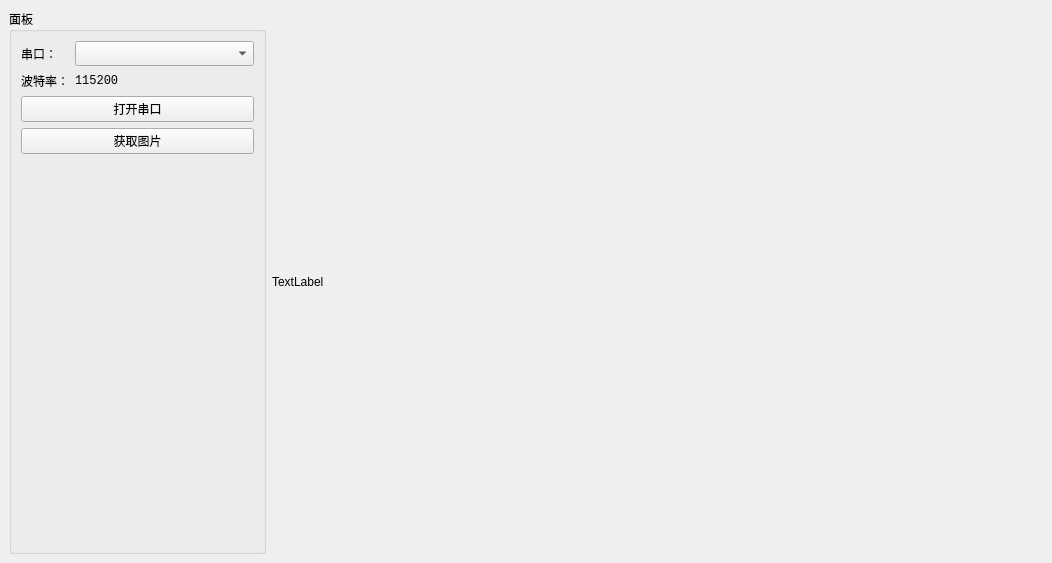
xuhongv/StudyInPyQT5, file 2_PyQT5_ESP32-CAM_Videa/Ui_MainWindow.ui: the form before one commit.
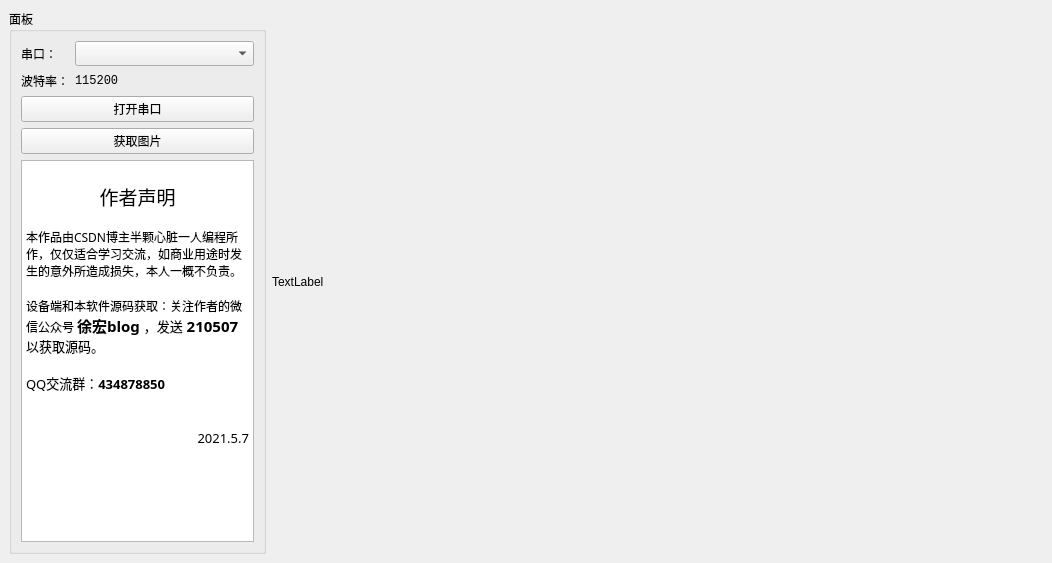
The form after the commit. Custom widgets are drawn as their Qt base class.

The edit to the form file:
```diff
--- a/2_PyQT5_ESP32-CAM_Videa/Ui_MainWindow.ui
+++ b/2_PyQT5_ESP32-CAM_Videa/Ui_MainWindow.ui
@@ -71,6 +71,27 @@
            </property>
           </widget>
          </item>
+         <item row="4" column="0" colspan="2">
+          <widget class="QTextBrowser" name="textBrowser">
+           <property name="html">
+            <string>&lt;!DOCTYPE HTML PUBLIC &quot;-//W3C//DTD HTML 4.0//EN&quot; &quot;http://www.w3.org/TR/REC-html40/strict.dtd&quot;&gt;
+&lt;html&gt;&lt;head&gt;&lt;meta name=&quot;qrichtext&quot; content=&quot;1&quot; /&gt;&lt;style type=&quot;text/css&quot;&gt;
+p, li { white-space: pre-wrap; }
+&lt;/style&gt;&lt;/head&gt;&lt;body style=&quot; font-family:'微软雅黑'; font-size:9pt; font-weight:400; font-style:normal;&quot;&gt;
+&lt;p style=&quot;-qt-paragraph-type:empty; margin-top:0px; margin-bottom:0px; margin-left:0px; margin-right:0px; -qt-block-indent:0; text-indent:0px;&quot;&gt;&lt;br /&gt;&lt;/p&gt;
+&lt;p align=&quot;center&quot; style=&quot; margin-top:0px; margin-bottom:0px; margin-left:0px; margin-right:0px; -qt-block-indent:0; text-indent:0px;&quot;&gt;&lt;span style=&quot; font-size:14pt;&quot;&gt;作者声明&lt;/span&gt;&lt;/p&gt;
+&lt;p style=&quot;-qt-paragraph-type:empty; margin-top:0px; margin-bottom:0px; margin-left:0px; margin-right:0px; -qt-block-indent:0; text-indent:0px;&quot;&gt;&lt;br /&gt;&lt;/p&gt;
+&lt;p style=&quot; margin-top:0px; margin-bottom:0px; margin-left:0px; margin-right:0px; -qt-block-indent:0; text-indent:0px;&quot;&gt;本作品由CSDN博主半颗心脏一人编程所作，仅仅适合学习交流，如商业用途时发生的意外所造成损失，本人一概不负责。&lt;/p&gt;
+&lt;p style=&quot;-qt-paragraph-type:empty; margin-top:0px; margin-bottom:0px; margin-left:0px; margin-right:0px; -qt-block-indent:0; text-indent:0px;&quot;&gt;&lt;br /&gt;&lt;/p&gt;
+&lt;p style=&quot; margin-top:0px; margin-bottom:0px; margin-left:0px; margin-right:0px; -qt-block-indent:0; text-indent:0px;&quot;&gt;设备端和本软件源码获取：关注作者的微信公众号 &lt;span style=&quot; font-size:11pt; font-weight:600;&quot;&gt;徐宏blog &lt;/span&gt;&lt;span style=&quot; font-size:10pt;&quot;&gt;，发送&lt;/span&gt;&lt;span style=&quot; font-size:11pt; font-weight:600;&quot;&gt; 210507&lt;/span&gt;&lt;span style=&quot; font-size:10pt;&quot;&gt; 以获取源码。&lt;/span&gt;&lt;/p&gt;
+&lt;p style=&quot;-qt-paragraph-type:empty; margin-top:0px; margin-bottom:0px; margin-left:0px; margin-right:0px; -qt-block-indent:0; text-indent:0px; text-decoration: underline; color:#0000ff;&quot;&gt;&lt;br /&gt;&lt;/p&gt;
+&lt;p style=&quot; margin-top:0px; margin-bottom:0px; margin-left:0px; margin-right:0px; -qt-block-indent:0; text-indent:0px;&quot;&gt;&lt;span style=&quot; font-size:10pt;&quot;&gt;QQ交流群：&lt;/span&gt;&lt;span style=&quot; font-size:10pt; font-weight:600;&quot;&gt;434878850&lt;/span&gt;&lt;/p&gt;
+&lt;p style=&quot;-qt-paragraph-type:empty; margin-top:0px; margin-bottom:0px; margin-left:0px; margin-right:0px; -qt-block-indent:0; text-indent:0px; font-size:10pt;&quot;&gt;&lt;br /&gt;&lt;/p&gt;
+&lt;p style=&quot;-qt-paragraph-type:empty; margin-top:0px; margin-bottom:0px; margin-left:0px; margin-right:0px; -qt-block-indent:0; text-indent:0px; font-size:10pt;&quot;&gt;&lt;br /&gt;&lt;/p&gt;
+&lt;p align=&quot;right&quot; style=&quot; margin-top:0px; margin-bottom:0px; margin-left:0px; margin-right:0px; -qt-block-indent:0; text-indent:0px;&quot;&gt;&lt;span style=&quot; font-size:10pt;&quot;&gt;2021.5.7&lt;/span&gt;&lt;/p&gt;&lt;/body&gt;&lt;/html&gt;</string>
+           </property>
+          </widget>
+         </item>
         </layout>
        </item>
       </layout>
```
Left out of the diff: 2 changed lines with no effect on the pictures.
